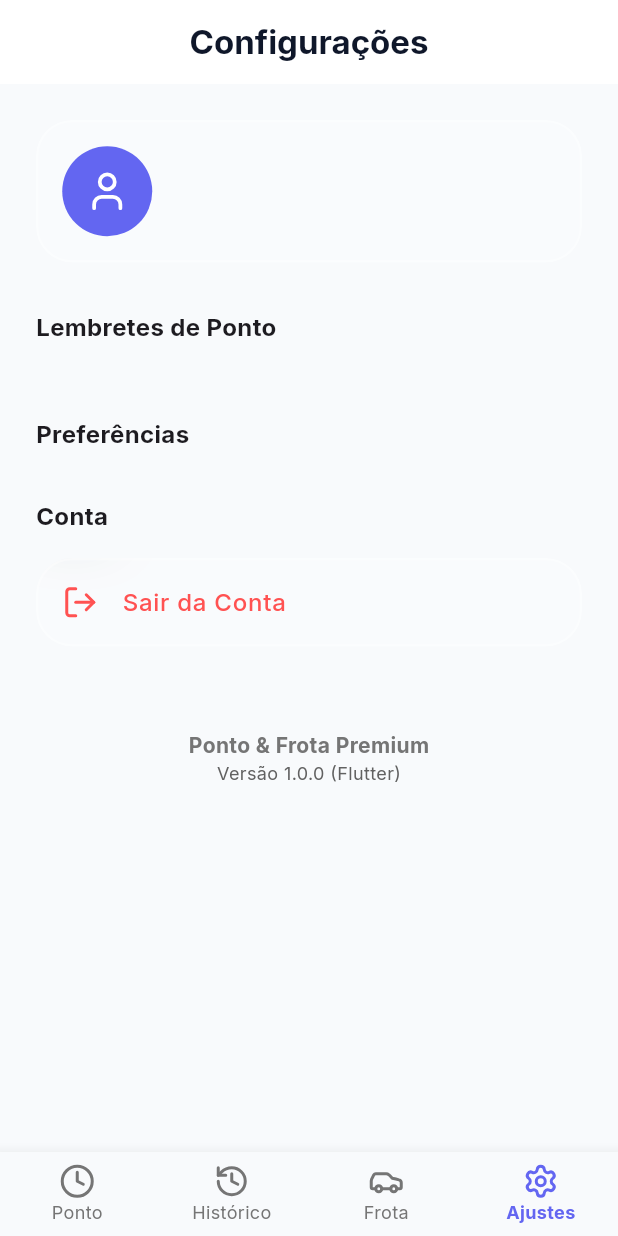
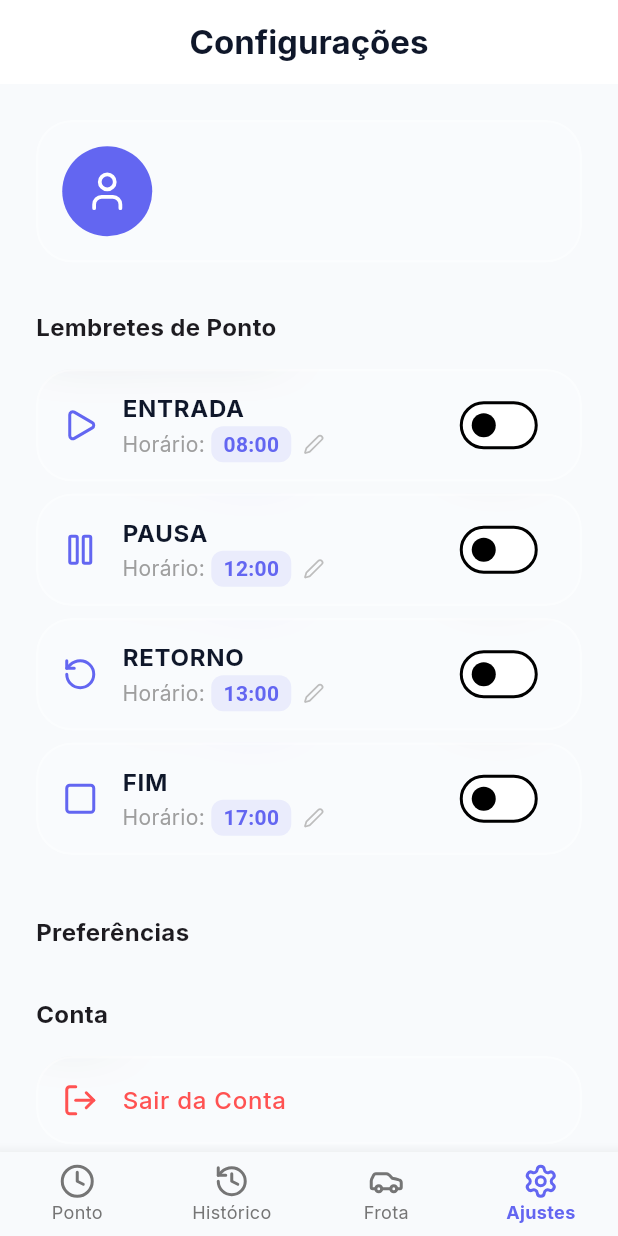
Before and after one commit to anuvalef-beep/ponto-ponto, a Flutter app: the screen it shows once a user with an empty profile is signed in, item 4 of the bottom bar chosen, on a phone screen of 412 x 824 dp. Run offline on Flutter 3.47's test engine with Material 3 defaults, Android fonts, the light colour scheme and no system bars; our stand-ins replace cloud_firestore, firebase_auth, firebase_core, firebase_storage, flutter_animate, flutter_local_notifications and 8 more; accounts and stored records are empty; Roboto replaces fonts that are missing (RobotoMono).

Commit message:
Fix: lembretes de ponto, fotos no histórico e compartilhamento WhatsApp

```diff
--- a/lib/models/app_settings.dart
+++ b/lib/models/app_settings.dart
@@ -21,9 +21,16 @@ class AppSettings {
   final bool notificationsEnabled;
 
   AppSettings({
-    required this.alarms,
+    Map<String, AlarmSettings>? alarms,
     this.notificationsEnabled = true,
-  });
+  }) : alarms = alarms ?? {
+          'entrada': AlarmSettings(time: '08:00'),
+          'pausa': AlarmSettings(time: '12:00'),
+          'retorno': AlarmSettings(time: '13:00'),
+          'fim': AlarmSettings(time: '17:00'),
+        };
+
+  static AppSettings defaultSettings() => AppSettings();
 
   Map<String, dynamic> toMap() {
     return {
@@ -35,7 +42,8 @@ class AppSettings {
   factory AppSettings.fromMap(Map<String, dynamic> map) {
     final alarmsMap = (map['alarms'] as Map<String, dynamic>?)?.map(
           (key, value) => MapEntry(key, AlarmSettings.fromMap(value)),
-        ) ?? {};
+        ) ??
+        {};
 
     // Ensure default keys exist
     final defaultKeys = ['entrada', 'pausa', 'retorno', 'fim'];
@@ -51,11 +59,16 @@ class AppSettings {
 
   static String _getDefaultTime(String key) {
     switch (key) {
-      case 'entrada': return '08:00';
-      case 'pausa': return '12:00';
-      case 'retorno': return '13:00';
-      case 'fim': return '17:00';
-      default: return '00:00';
+      case 'entrada':
+        return '08:00';
+      case 'pausa':
+        return '12:00';
+      case 'retorno':
+        return '13:00';
+      case 'fim':
+        return '17:00';
+      default:
+        return '00:00';
     }
   }
 }
--- a/lib/screens/settings_screen.dart
+++ b/lib/screens/settings_screen.dart
@@ -120,7 +120,28 @@ class SettingsScreen extends StatelessWidget {
           onTap: () => _selectTime(context, type, settings),
           leading: Icon(_getIconForType(type), color: AppTheme.primaryColor),
           title: Text(type.toUpperCase(), style: const TextStyle(fontWeight: FontWeight.bold)),
-          subtitle: Text('Toque para ajustar: ${settings.time}'),
+          subtitle: Row(
+            children: [
+              Text('Horário: ', style: TextStyle(color: Colors.grey.shade500)),
+              Container(
+                padding: const EdgeInsets.symmetric(horizontal: 8, vertical: 2),
+                decoration: BoxDecoration(
+                  color: AppTheme.primaryColor.withOpacity(0.1),
+                  borderRadius: BorderRadius.circular(8),
+                ),
+                child: Text(
+                  settings.time,
+                  style: const TextStyle(
+                    color: AppTheme.primaryColor,
+                    fontWeight: FontWeight.bold,
+                    fontFamily: 'RobotoMono',
+                  ),
+                ),
+              ),
+              const SizedBox(width: 8),
+              Icon(LucideIcons.edit2, size: 14, color: Colors.grey.shade400),
+            ],
+          ),
           trailing: Switch(
             value: settings.enabled,
             onChanged: (val) => _toggleAlarm(type, settings, val),
--- a/lib/services/auth_service.dart
+++ b/lib/services/auth_service.dart
@@ -36,6 +36,8 @@ class AuthService {
         final settings = await db.getSettings();
         if (settings != null) {
           AppSignals.settings.value = settings;
+        } else {
+          AppSignals.settings.value = AppSettings.defaultSettings();
         }
       } catch (e) {
         debugPrint('AuthService: Erro ao carregar settings: $e');
@@ -91,7 +93,7 @@ class AuthService {
 
       // Limpa os estados locais para não sobrar rastro da conta anterior
       AppSignals.user.value = null;
-      AppSignals.settings.value = AppSettings(alarms: {});
+      AppSignals.settings.value = AppSettings.defaultSettings();
       AppSignals.currentDayLog.value = null;
 
       debugPrint('AuthService: Logout concluído com sucesso.');
--- a/lib/signals/app_signals.dart
+++ b/lib/signals/app_signals.dart
@@ -12,7 +12,7 @@ class AppSignals {
   static final currentDayLog = signal<DayLog?>(null);
   static final currentCarPrefix = signal<String>('FROTA-01');
   static final selectedMonth = signal<DateTime>(DateTime.now());
-  static final settings = signal<AppSettings>(AppSettings(alarms: {}));
+  static final settings = signal<AppSettings>(AppSettings.defaultSettings());
 
   // Loading State
   static final isLoading = signal<bool>(false);
```
Also changed, not shown: lib/screens/fleet_screen.dart (+20 -1 lines), lib/screens/history_screen.dart (+70 -6 lines), lib/services/database_service.dart (+8 -0 lines), 1 other file.
